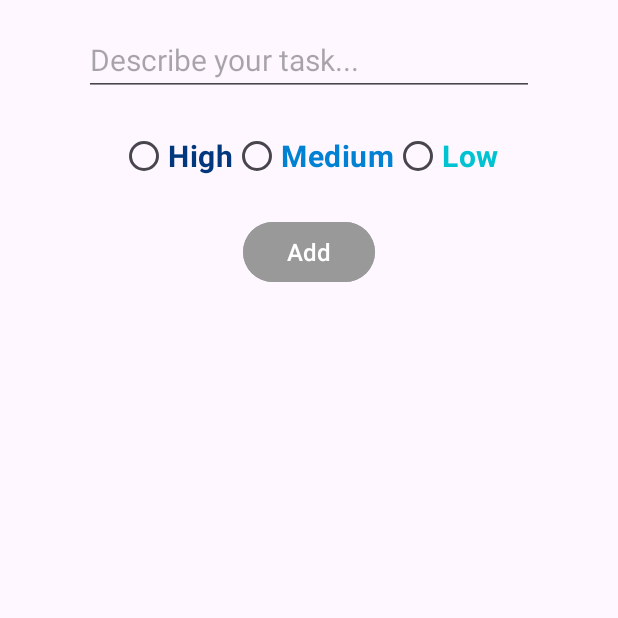
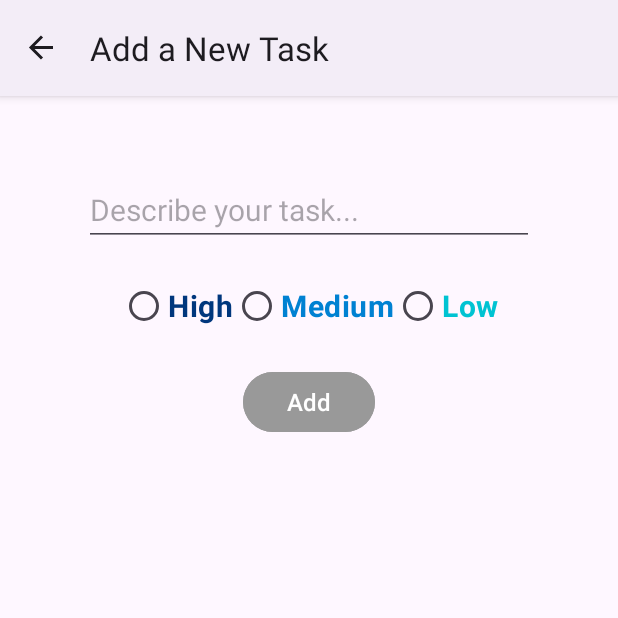
Before and after one commit to iwikoiti/ToDo, an Android app: the AddFragment screen opened through its navigation route, on a phone screen of 412 x 824 dp, the top half of it. Run offline under Robolectric (Android 15) with nearby library versions, the phone set to English and light mode, and no system bars; our stand-ins replace Room's generated code, data binding, navigation-ui.

Commit message:
fix design and text for menu (sidebar) and realize delete tasks

```diff
--- a/app/src/main/java/com/bignerdranch/android/todo/MainActivity.kt
+++ b/app/src/main/java/com/bignerdranch/android/todo/MainActivity.kt
@@ -1,20 +1,36 @@
 package com.bignerdranch.android.todo
 
 import android.os.Bundle
+import android.util.Log
 import androidx.activity.enableEdgeToEdge
 import androidx.appcompat.app.AppCompatActivity
 import androidx.core.view.ViewCompat
 import androidx.core.view.WindowInsetsCompat
+import androidx.navigation.findNavController
+import androidx.navigation.fragment.NavHostFragment
+import androidx.navigation.ui.setupActionBarWithNavController
 
 class MainActivity : AppCompatActivity() {
     override fun onCreate(savedInstanceState: Bundle?) {
         super.onCreate(savedInstanceState)
         enableEdgeToEdge()
         setContentView(R.layout.activity_main)
-        ViewCompat.setOnApplyWindowInsetsListener(findViewById(R.id.main)) { v, insets ->
-            val systemBars = insets.getInsets(WindowInsetsCompat.Type.systemBars())
-            v.setPadding(systemBars.left, systemBars.top, systemBars.right, systemBars.bottom)
-            insets
+
+        //setupActionBarWithNavController(findNavController(R.id.nav_host_fragment))
+
+        val navHostFragment = supportFragmentManager.findFragmentById(R.id.nav_host_fragment) as? NavHostFragment
+        val navController = navHostFragment?.navController
+
+        navController?.let {
+            setupActionBarWithNavController(it)
+        } ?: run {
+            // Логируем, если NavHostFragment не найден
+            Log.e("MainActivity", "NavHostFragment not found")
         }
     }
+
+    override fun onSupportNavigateUp(): Boolean {
+        val navController = findNavController(R.id.nav_host_fragment)
+        return navController.navigateUp() || super.onSupportNavigateUp()
+    }
 }
--- a/app/src/main/java/com/bignerdranch/android/todo/ui/task/TaskFragment.kt
+++ b/app/src/main/java/com/bignerdranch/android/todo/ui/task/TaskFragment.kt
@@ -3,13 +3,20 @@ package com.bignerdranch.android.todo.ui.task
 import android.os.Bundle
 import androidx.fragment.app.Fragment
 import android.view.LayoutInflater
+import android.view.Menu
+import android.view.MenuInflater
+import android.view.MenuItem
 import android.view.View
 import android.view.ViewGroup
+import androidx.appcompat.app.AlertDialog
 import androidx.fragment.app.viewModels
 import androidx.navigation.fragment.findNavController
+import androidx.recyclerview.widget.ItemTouchHelper
+import androidx.recyclerview.widget.RecyclerView
 import com.bignerdranch.android.todo.R
 import com.bignerdranch.android.todo.databinding.FragmentTaskBinding
 import com.bignerdranch.android.todo.viewmodel.TaskViewModel
+import com.google.android.material.snackbar.Snackbar
 
 class TaskFragment : Fragment() {
 
@@ -41,6 +48,53 @@ class TaskFragment : Fragment() {
                 findNavController().navigate(R.id.action_taskFragment_to_addFragment)
             }
         }
+        ItemTouchHelper(object: ItemTouchHelper.SimpleCallback(0, ItemTouchHelper.LEFT or ItemTouchHelper.RIGHT){
+            override fun onMove(
+                recyclerView: RecyclerView,
+                viewHolder: RecyclerView.ViewHolder,
+                target: RecyclerView.ViewHolder
+            ): Boolean {
+                return false
+            }
+
+            override fun onSwiped(viewHolder: RecyclerView.ViewHolder, direction: Int) {
+                val position = viewHolder.adapterPosition
+                val task = adapter.currentList[position]
+                viewModel.delete(task)
+
+            /*    Snackbar.make(binding.root, "Deleted!", Snackbar.LENGTH_LONG).apply {
+                    setAction("Undo"){
+                        viewModel.insert(task)
+                    }
+                    show()
+                }*/
+            }
+        }).attachToRecyclerView(binding.recyclerView)
+        //setHasOptionsMenu(true)
         return binding.root
     }
+/*
+    fun OnCreateOptionsMenu(menu: Menu, inflater: MenuInflater){
+        super.onCreateOptionsMenu(menu, inflater)
+        inflater.inflate(R.menu.task_menu, menu)
+    }
+
+    fun OnOptionsItemSelected(item: MenuItem): Boolean{
+        when(item.itemId){
+            R.id.action_delete_all -> deleteAllItem()
+        }
+        return super.onOptionsItemSelected(item)
+    }
+
+    private fun deleteAllItem() {
+        AlertDialog.Builder(requireContext())
+            .setTitle("Delete All")
+            .setMessage("Are you sure?")
+            .setPositiveButton("Yes"){ dialog, _ ->
+                viewModel.deleteAll()
+                dialog.dismiss()
+            }.setNegativeButton("No"){ dialog, _ ->
+                dialog.dismiss()
+            }.create().show()
+    }*/
 }
--- a/app/src/main/res/layout/activity_main.xml
+++ b/app/src/main/res/layout/activity_main.xml
@@ -8,7 +8,7 @@
     tools:context=".MainActivity">
 
     <androidx.fragment.app.FragmentContainerView
-        android:id="@+id/fragmentContainerView"
+        android:id="@+id/nav_host_fragment"
         android:name="androidx.navigation.fragment.NavHostFragment"
         android:layout_width="0dp"
         android:layout_height="0dp"
--- a/app/src/main/res/layout/fragment_add.xml
+++ b/app/src/main/res/layout/fragment_add.xml
@@ -6,6 +6,9 @@
     <androidx.constraintlayout.widget.ConstraintLayout
         android:layout_width="match_parent"
         android:layout_height="match_parent"
+        android:paddingHorizontal="10dp"
+        android:paddingTop="100dp"
+        android:paddingBottom="50dp"
         tools:context="com.bignerdranch.android.todoapplication.ui.add.AddFragment">
         <EditText
             android:id="@+id/edit_task"
--- a/app/src/main/res/layout/fragment_task.xml
+++ b/app/src/main/res/layout/fragment_task.xml
@@ -29,12 +29,13 @@
             app:layout_constraintStart_toStartOf="parent"
             app:layout_constraintTop_toTopOf="parent"
             app:layout_constraintVertical_bias="0.5" />
+
         <com.google.android.material.floatingactionbutton.FloatingActionButton
             android:id="@+id/floatingActionButton"
             android:layout_width="wrap_content"
             android:layout_height="wrap_content"
             android:layout_marginEnd="24dp"
-            android:layout_marginBottom="24dp"
+            android:layout_marginBottom="60dp"
             android:clickable="true"
             android:src="@drawable/ic_add"
             app:backgroundTint="@android:color/white"
--- a/app/src/main/res/layout/fragment_update.xml
+++ b/app/src/main/res/layout/fragment_update.xml
@@ -6,6 +6,9 @@
     <androidx.constraintlayout.widget.ConstraintLayout
         android:layout_width="match_parent"
         android:layout_height="match_parent"
+        android:paddingHorizontal="10dp"
+        android:paddingTop="100dp"
+        android:paddingBottom="50dp"
         tools:context="com.bignerdranch.android.todoapplication.ui.update.UpdateFragment">
         <EditText
             android:id="@+id/update_edit_task"
--- /dev/null
+++ b/app/src/main/res/menu/task_menu.xml
@@ -0,0 +1,9 @@
+<?xml version="1.0" encoding="utf-8"?>
+<menu xmlns:app="http://schemas.android.com/apk/res-auto"
+    xmlns:android="http://schemas.android.com/apk/res/android">
+
+    <item
+        android:id="@+id/action_delete_all"
+        android:title="Delete all"
+        app:showAsAction="never" />
+</menu>
--- a/app/src/main/res/navigation/navigation.xml
+++ b/app/src/main/res/navigation/navigation.xml
@@ -8,7 +8,7 @@
     <fragment
         android:id="@+id/taskFragment"
         android:name="com.bignerdranch.android.todo.ui.task.TaskFragment"
-        android:label="fragment_task"
+        android:label="To-Do List"
         tools:layout="@layout/fragment_task" >
         <action
             android:id="@+id/action_taskFragment_to_addFragment"
@@ -28,25 +28,27 @@
     <fragment
         android:id="@+id/addFragment"
         android:name="com.bignerdranch.android.todo.ui.add.AddFragment"
-        android:label="fragment_add"
+        android:label="Add a New Task"
         tools:layout="@layout/fragment_add" >
         <action
             android:id="@+id/action_addFragment_to_taskFragment"
             app:destination="@id/taskFragment"
             app:enterAnim="@anim/from_left"
             app:exitAnim="@anim/to_right"
+            app:popUpTo="@id/taskFragment"
             app:popUpToInclusive="true" />
     </fragment>
     <fragment
         android:id="@+id/updateFragment"
         android:name="com.bignerdranch.android.todo.ui.update.UpdateFragment"
-        android:label="fragment_update"
+        android:label="Update the Task"
         tools:layout="@layout/fragment_update" >
         <action
             android:id="@+id/action_updateFragment_to_taskFragment"
             app:destination="@id/taskFragment"
             app:enterAnim="@anim/from_right"
             app:exitAnim="@anim/to_left"
+            app:popUpTo="@id/taskFragment"
             app:popUpToInclusive="true" />
         <argument
             android:name="task"
--- a/app/src/main/res/values-night/themes.xml
+++ b/app/src/main/res/values-night/themes.xml
@@ -1,6 +1,6 @@
 <resources xmlns:tools="http://schemas.android.com/tools">
     <!-- Base application theme. -->
-    <style name="Base.Theme.ToDo" parent="Theme.Material3.DayNight.NoActionBar">
+    <style name="Base.Theme.ToDo" parent="Theme.Material3.DayNight">
         <!-- Customize your dark theme here. -->
         <!-- <item name="colorPrimary">@color/my_dark_primary</item> -->
     </style>
--- a/app/src/main/res/values/themes.xml
+++ b/app/src/main/res/values/themes.xml
@@ -1,6 +1,6 @@
 <resources xmlns:tools="http://schemas.android.com/tools">
     <!-- Base application theme. -->
-    <style name="Base.Theme.ToDo" parent="Theme.Material3.DayNight.NoActionBar">
+    <style name="Base.Theme.ToDo" parent="Theme.Material3.DayNight">
         <!-- Customize your light theme here. -->
         <!-- <item name="colorPrimary">@color/my_light_primary</item> -->
     </style>
```
